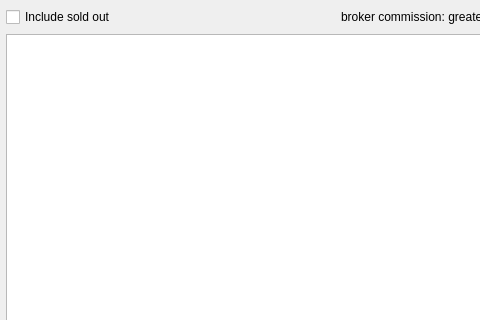
First picture: the form in src/stockmonitor/ui/widget/walletwidget.ui, repository anetczuk/stock-monitor, before the edit; both pictures show x 0 to 480 and y 0 to 320 of the 736 by 628 pixel window.
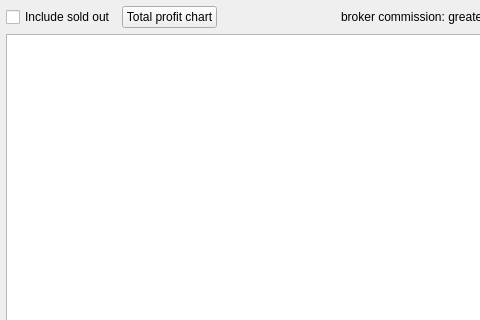
Second picture: the form after the edit. Custom widgets are drawn as their Qt base class.

Commit message: Add wallet total profit chart

```diff
--- a/src/stockmonitor/ui/widget/walletwidget.ui
+++ b/src/stockmonitor/ui/widget/walletwidget.ui
@@ -38,6 +38,13 @@
        </property>
       </widget>
      </item>
+     <item>
+      <widget class="QPushButton" name="totalProfitChartPB">
+       <property name="text">
+        <string>Total profit chart</string>
+       </property>
+      </widget>
+     </item>
      <item>
       <spacer name="horizontalSpacer">
        <property name="orientation">
```
The commit also changes 5 other files.
